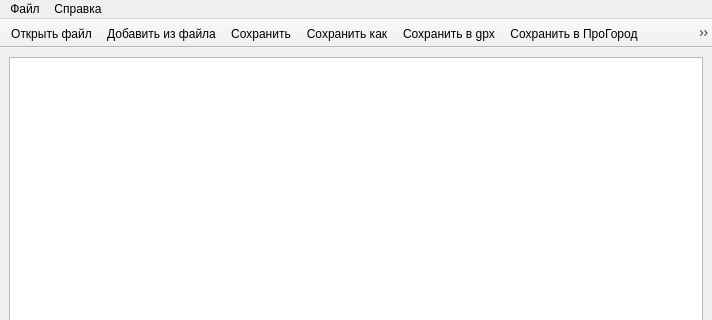
Above: ui/mainwindow.ui from aunoor/pgfconverter before the change; both pictures show x 0 to 712 and y 0 to 320 of the 712 by 472 pixel window. Below: the same form after it.
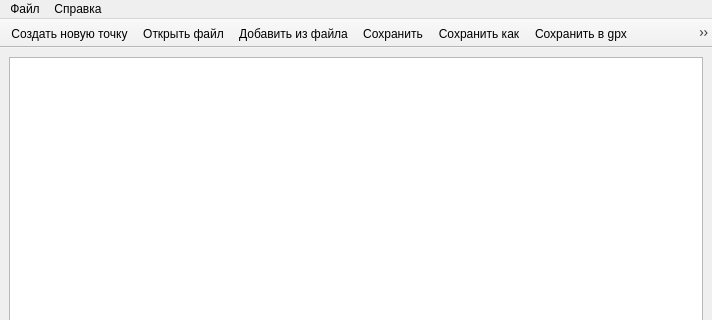
That is the form after the change. Icons and pictures are not drawn.

Diff of the .ui file:
```diff
--- a/ui/mainwindow.ui
+++ b/ui/mainwindow.ui
@@ -66,6 +66,7 @@
    <attribute name="toolBarBreak">
     <bool>false</bool>
    </attribute>
+   <addaction name="new_point_action"/>
    <addaction name="action_open_file"/>
    <addaction name="action_append_from_file"/>
    <addaction name="action_save"/>
@@ -249,6 +250,15 @@
     <string>Установить иконку точки</string>
    </property>
   </action>
+  <action name="new_point_action">
+   <property name="icon">
+    <iconset resource="../images.qrc">
+     <normaloff>:/gui/icons/new_file.png</normaloff>:/gui/icons/new_file.png</iconset>
+   </property>
+   <property name="text">
+    <string>Создать новую точку</string>
+   </property>
+  </action>
  </widget>
  <resources>
   <include location="../images.qrc"/>
```
Left out of the diff: 17 changed lines with no effect on the pictures.
